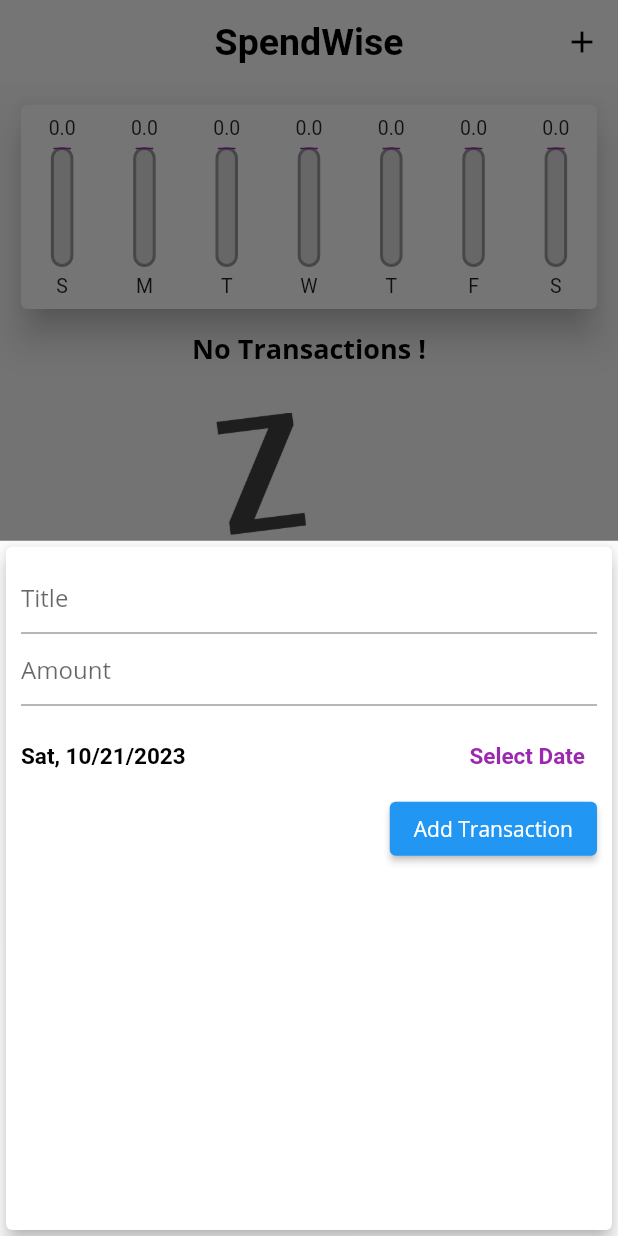
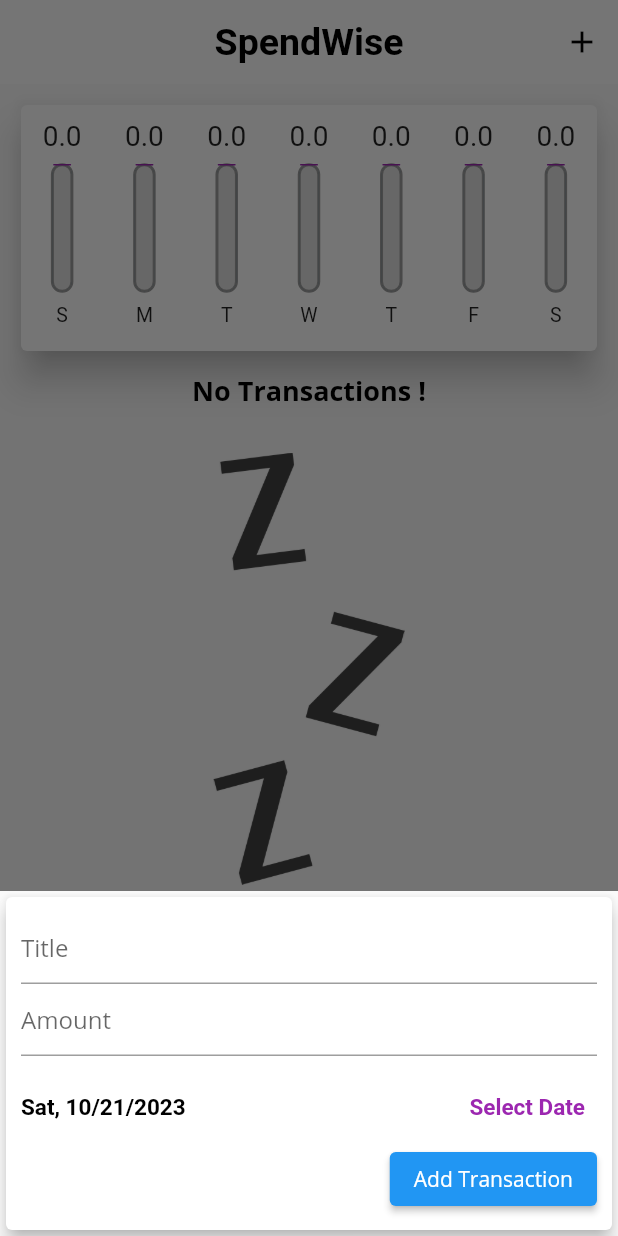
Before and after one commit to ramonyohannes/spendwise.app, a Flutter app: the screen it shows after launch, after a tap on the "add" icon, on a phone screen of 412 x 824 dp. Run offline on Flutter 3.47's test engine with Material 2 defaults, Android fonts, the phone set to English and light mode, and no system bars; Roboto replaces fonts that are missing (QuickSans).

Commit message:
feat: added responsivness and adaptivness

```diff
--- a/lib/main.dart
+++ b/lib/main.dart
@@ -1,8 +1,16 @@
 import 'package:flutter/material.dart';
+import 'package:flutter/services.dart';
 
 import './screens/home_screen.dart';
 
-void main() => runApp(const MyApp());
+void main() {
+  WidgetsFlutterBinding.ensureInitialized();
+  SystemChrome.setPreferredOrientations([
+    DeviceOrientation.portraitUp,
+    DeviceOrientation.portraitDown,
+  ]);
+  runApp(const MyApp());
+}
 
 class MyApp extends StatelessWidget {
   const MyApp({super.key});
--- a/lib/screens/home_screen.dart
+++ b/lib/screens/home_screen.dart
@@ -54,8 +54,7 @@
 
   @override
   Widget build(BuildContext context) {
-    return Scaffold(
-      appBar: AppBar(
+    var appBar = AppBar(
       title: const Text(
         'SpendWise',
       ),
@@ -66,13 +65,29 @@
           color: Colors.black,
         ),
       ],
-      ),
-      body: SingleChildScrollView(
+    );
+    return Scaffold(
+      appBar: appBar,
+      body: SafeArea(
         child: Column(
           crossAxisAlignment: CrossAxisAlignment.start,
           children: [
-            Chart(_recentTransaction),
-            TransactionList(_userTransactions, _deleteTransaction),
+            SizedBox(
+              height: (MediaQuery.of(context).size.height -
+                      appBar.preferredSize.height -
+                      MediaQuery.of(context).padding.top -
+                      MediaQuery.of(context).padding.bottom) *
+                  0.25,
+              child: Chart(_recentTransaction),
+            ),
+            SizedBox(
+              height: (MediaQuery.of(context).size.height -
+                      appBar.preferredSize.height -
+                      MediaQuery.of(context).padding.top -
+                      MediaQuery.of(context).padding.bottom) *
+                  0.75,
+              child: TransactionList(_userTransactions, _deleteTransaction),
+            ),
           ],
         ),
       ),
--- a/lib/widgets/chart.dart
+++ b/lib/widgets/chart.dart
@@ -42,12 +42,15 @@
           mainAxisAlignment: MainAxisAlignment.spaceAround,
           children: recentTransaction.map((tx) {
             return Flexible(
+              child: Padding(
+                padding: const EdgeInsets.all(10),
                 child: ChartBar(
                   tx["Day"].toString(),
                   tx["Amount"].toString(),
                   recentTransactions.isEmpty
                       ? 0.0
                       : (tx["Amount"] as double) / totalsum,
+                ),
               ),
             );
           }).toList(),
--- a/lib/widgets/chart_bar.dart
+++ b/lib/widgets/chart_bar.dart
@@ -11,17 +11,22 @@
 
   @override
   Widget build(BuildContext context) {
-    return Padding(
-      padding: const EdgeInsets.all(8.0),
-      child: Column(
+    return LayoutBuilder(
+      builder: (BuildContext context, BoxConstraints constraints) {
+        return Column(
           children: [
-          FittedBox(
+            SizedBox(
+              height: constraints.maxHeight * 0.15,
+              child: FittedBox(
                 fit: BoxFit.cover,
                 child: Text(transactionPrice.toString()),
               ),
-          const SizedBox(height: 5),
+            ),
+            SizedBox(
+              height: constraints.maxHeight * 0.05,
+            ),
             Container(
-            height: 80,
+              height: constraints.maxHeight * 0.6,
               width: 15,
               decoration: BoxDecoration(
                 border: Border.all(color: Colors.grey),
@@ -50,10 +55,16 @@
                 ],
               ),
             ),
-          const SizedBox(height: 5),
-          Text(transactionDate)
+            SizedBox(
+              height: constraints.maxHeight * 0.05,
+            ),
+            SizedBox(
+              height: constraints.maxHeight * 0.15,
+              child: Text(transactionDate),
+            )
           ],
-      ),
+        );
+      },
     );
   }
 }
--- a/lib/widgets/new_transaction.dart
+++ b/lib/widgets/new_transaction.dart
@@ -47,10 +47,16 @@
 
   @override
   Widget build(BuildContext context) {
-    return Card(
+    return SingleChildScrollView(
+      child: Card(
         elevation: 5,
         child: Container(
-        padding: const EdgeInsets.all(10),
+          padding: EdgeInsets.only(
+            top: 10,
+            left: 10,
+            right: 10,
+            bottom: MediaQuery.of(context).viewInsets.bottom + 10,
+          ),
           child: Column(
             crossAxisAlignment: CrossAxisAlignment.end,
             children: [
@@ -94,6 +100,7 @@
             ],
           ),
         ),
+      ),
     );
   }
 }
--- a/lib/widgets/transaction_list.dart
+++ b/lib/widgets/transaction_list.dart
@@ -11,20 +11,21 @@
   @override
   Widget build(BuildContext context) {
     return SizedBox(
-      height: 600,
       child: userTransactions.isEmpty
-          ? Center(
+          ? LayoutBuilder(
+              builder: (BuildContext context, BoxConstraints constraints) {
+                return Center(
                   child: Column(
                     children: [
                       Text(
                         "No Transactions !",
                         style: Theme.of(context).textTheme.bodyLarge,
                       ),
-                  const SizedBox(
-                    height: 30,
+                      SizedBox(
+                        height: constraints.maxHeight * 0.05,
                       ),
                       SizedBox(
-                    height: 300,
+                        height: constraints.maxHeight * 0.5,
                         child: Image.asset(
                           "lib/assets/images/waiting.png",
                           fit: BoxFit.cover,
@@ -32,6 +33,8 @@
                       ),
                     ],
                   ),
+                );
+              },
             )
           : ListView.builder(
               itemCount: userTransactions.length,
```
Lines whose indentation alone changed are shown as unchanged.
